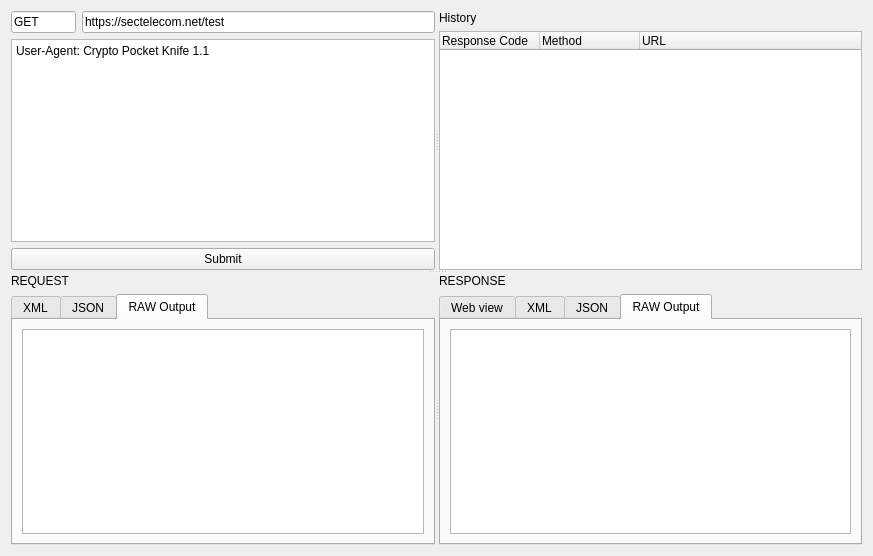
Qt form ui/Web/UiHttpWebRequests.ui (caffedrine/CryptoPocketKnife) before a commit.
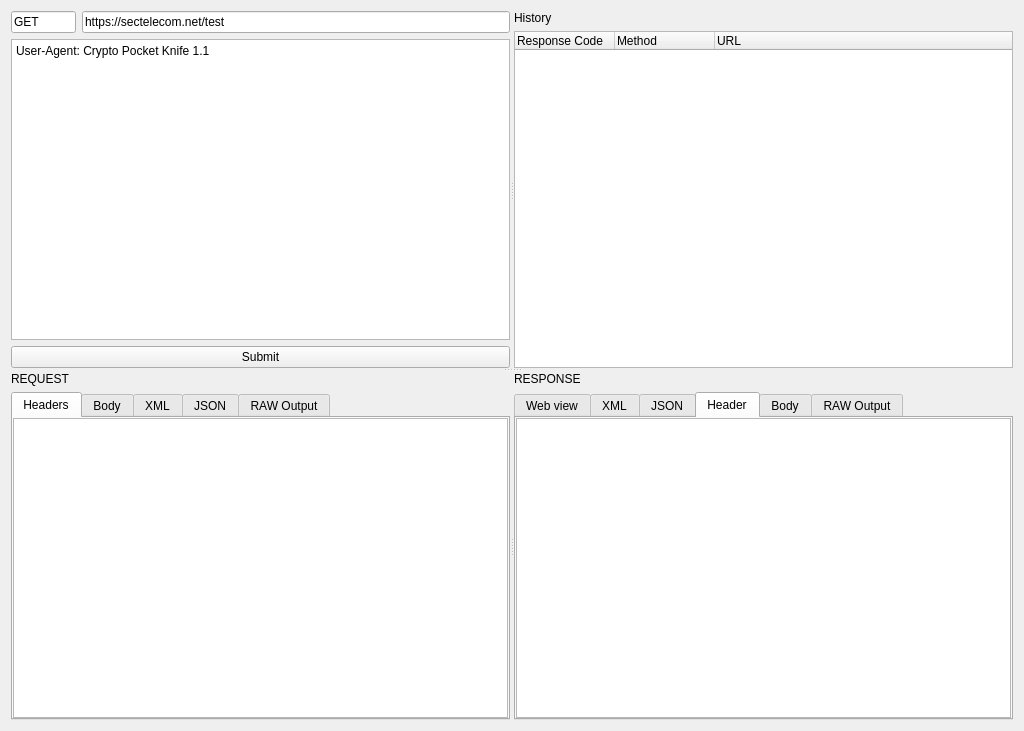
The same form after that commit. The open tabs and pages were chosen to show the change.

Commit message: Provide multiple output for mats for requests

What changed in the file:
```diff
--- a/ui/Web/UiHttpWebRequests.ui
+++ b/ui/Web/UiHttpWebRequests.ui
@@ -6,8 +6,8 @@
    <rect>
     <x>0</x>
     <y>0</y>
-    <width>873</width>
-    <height>556</height>
+    <width>1024</width>
+    <height>731</height>
    </rect>
   </property>
   <property name="windowTitle">
@@ -151,7 +151,59 @@
           <property name="currentIndex">
            <number>2</number>
           </property>
-          <widget class="QWidget" name="tab_XML_3">
+          <widget class="QWidget" name="tab_REQUEST_Headers">
+           <attribute name="title">
+            <string>Headers</string>
+           </attribute>
+           <layout class="QGridLayout" name="gridLayout_6">
+            <property name="leftMargin">
+             <number>0</number>
+            </property>
+            <property name="topMargin">
+             <number>0</number>
+            </property>
+            <property name="rightMargin">
+             <number>0</number>
+            </property>
+            <property name="bottomMargin">
+             <number>0</number>
+            </property>
+            <item row="0" column="0">
+             <widget class="QPlainTextEdit" name="plainTextEdit_REQUEST_Headers">
+              <property name="readOnly">
+               <bool>true</bool>
+              </property>
+             </widget>
+            </item>
+           </layout>
+          </widget>
+          <widget class="QWidget" name="tab_REQUEST_Body">
+           <attribute name="title">
+            <string>Body</string>
+           </attribute>
+           <layout class="QGridLayout" name="gridLayout_7">
+            <property name="leftMargin">
+             <number>0</number>
+            </property>
+            <property name="topMargin">
+             <number>0</number>
+            </property>
+            <property name="rightMargin">
+             <number>0</number>
+            </property>
+            <property name="bottomMargin">
+             <number>0</number>
+            </property>
+            <item row="0" column="0">
+             <widget class="QPlainTextEdit" name="plainTextEdit_REQUEST_Body">
+              <property name="readOnly">
+               <bool>true</bool>
+              </property>
+             </widget>
+            </item>
+           </layout>
+          </widget>
+          <widget class="QWidget" name="tab_REQUEST_XML">
            <attribute name="title">
             <string>XML</string>
            </attribute>
@@ -166,6 +218,18 @@
             <string>RAW Output</string>
            </attribute>
            <layout class="QGridLayout" name="gridLayout_3">
+            <property name="leftMargin">
+             <number>0</number>
+            </property>
+            <property name="topMargin">
+             <number>0</number>
+            </property>
+            <property name="rightMargin">
+             <number>0</number>
+            </property>
+            <property name="bottomMargin">
+             <number>0</number>
+            </property>
             <item row="0" column="0">
              <widget class="QPlainTextEdit" name="plainTextEdit_OutputRAW_REQUEST">
               <property name="readOnly">
@@ -208,11 +272,75 @@
             <string>JSON</string>
            </attribute>
           </widget>
-          <widget class="QWidget" name="tab_RawOutput_2">
+          <widget class="QWidget" name="tab_RESPONSE_Header">
+           <attribute name="title">
+            <string>Header</string>
+           </attribute>
+           <layout class="QGridLayout" name="gridLayout_5">
+            <property name="leftMargin">
+             <number>0</number>
+            </property>
+            <property name="topMargin">
+             <number>0</number>
+            </property>
+            <property name="rightMargin">
+             <number>0</number>
+            </property>
+            <property name="bottomMargin">
+             <number>0</number>
+            </property>
+            <item row="0" column="0">
+             <widget class="QPlainTextEdit" name="plainTextEdit_RESPONSE_Header">
+              <property name="readOnly">
+               <bool>true</bool>
+              </property>
+             </widget>
+            </item>
+           </layout>
+          </widget>
+          <widget class="QWidget" name="tab_RESPONSE_Body">
+           <attribute name="title">
+            <string>Body</string>
+           </attribute>
+           <layout class="QGridLayout" name="gridLayout">
+            <property name="leftMargin">
+             <number>0</number>
+            </property>
+            <property name="topMargin">
+             <number>0</number>
+            </property>
+            <property name="rightMargin">
+             <number>0</number>
+            </property>
+            <property name="bottomMargin">
+             <number>0</number>
+            </property>
+            <item row="0" column="0">
+             <widget class="QPlainTextEdit" name="plainTextEdit_RESPONSE_Body">
+              <property name="readOnly">
+               <bool>true</bool>
+              </property>
+             </widget>
+            </item>
+           </layout>
+          </widget>
+          <widget class="QWidget" name="tab_RESPONSE_RawOutput">
            <attribute name="title">
             <string>RAW Output</string>
            </attribute>
            <layout class="QGridLayout" name="gridLayout_2">
+            <property name="leftMargin">
+             <number>0</number>
+            </property>
+            <property name="topMargin">
+             <number>0</number>
+            </property>
+            <property name="rightMargin">
+             <number>0</number>
+            </property>
+            <property name="bottomMargin">
+             <number>0</number>
+            </property>
             <item row="0" column="0">
              <widget class="QPlainTextEdit" name="plainTextEdit_OutputRAW_RESPONSE">
               <property name="readOnly">
```
Left out of the diff: 20 changed lines with no effect on the pictures. The commit also changes 3 other files.
